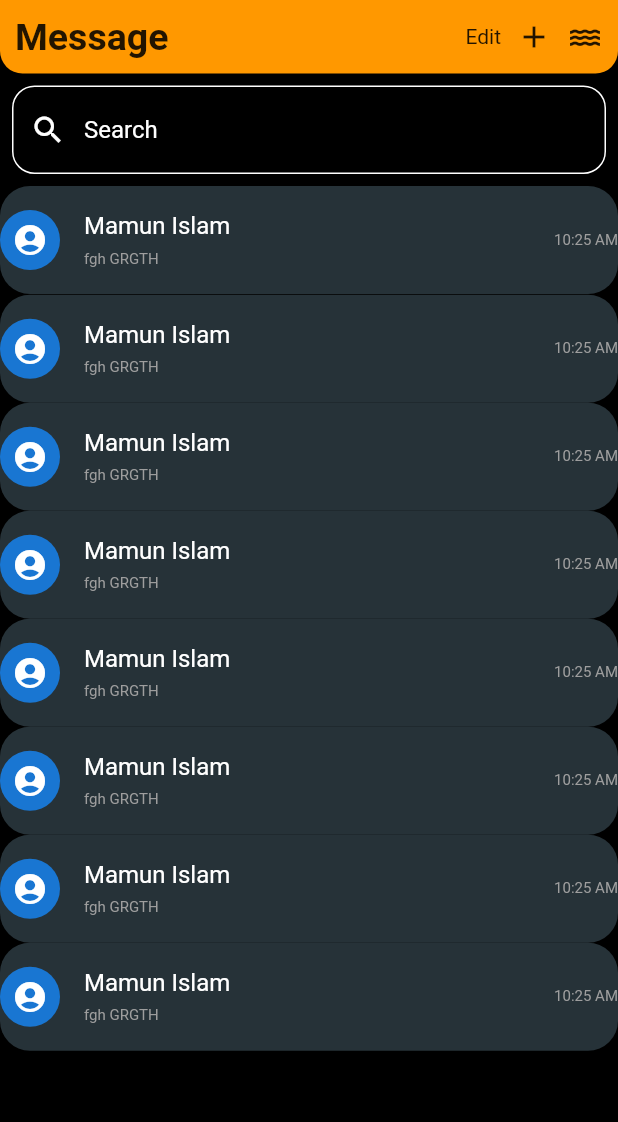
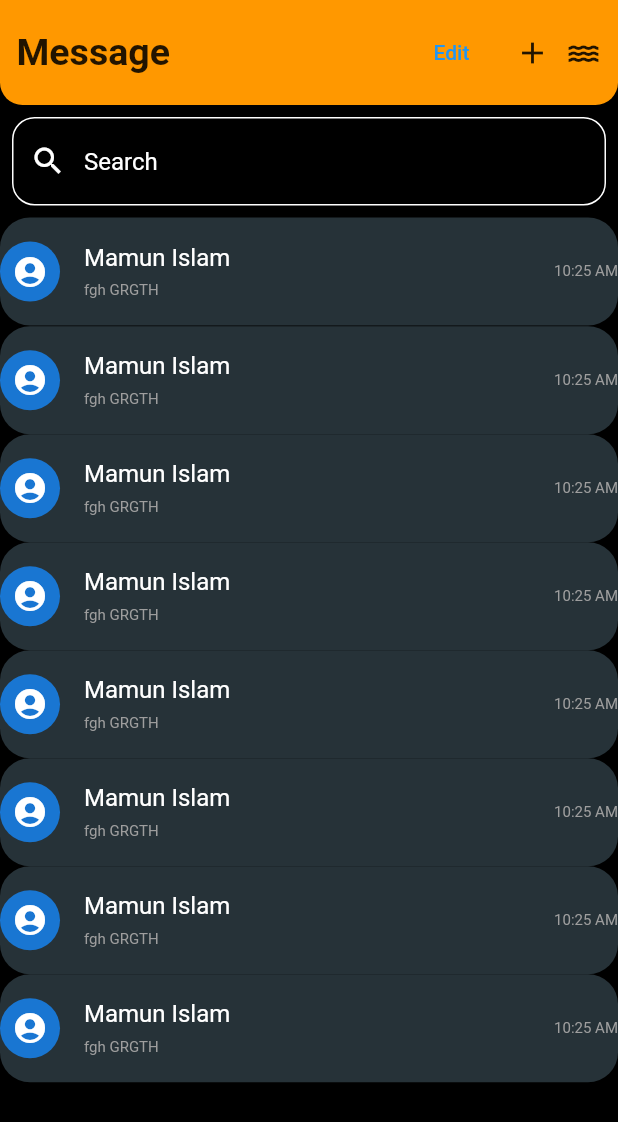
Before and after one commit to mamunislammim/Mobile_message_ui, a Flutter app: the screen it shows after launch, on a phone screen of 412 x 824 dp. Shown: the top 1122 px of the screen. Run offline on Flutter 3.47's test engine with Material 2 defaults, Android fonts, the phone set to English and light mode, and no system bars.

Commit message:
second commit

```diff
--- a/lib/main.dart
+++ b/lib/main.dart
@@ -1,7 +1,6 @@
 
 
  import 'package:flutter/material.dart';
-
 import 'mainpage.dart';
 
 void main(){
--- a/lib/mainpage.dart
+++ b/lib/mainpage.dart
@@ -26,12 +26,13 @@ class _MinPageState extends State<MinPage> {
                 borderRadius: BorderRadius.only(bottomLeft: Radius.circular(15),bottomRight: Radius.circular(15))
               ),
               child: Padding(
-                padding: const EdgeInsets.all(10.0),
+                padding: const EdgeInsets.all(11.0),
                 child: Row(
                   children: [
                     Text("Message",style: TextStyle(fontSize: 25,fontWeight: FontWeight.bold),),
                           Spacer(),
-                    Text("Edit"),
+                    TextButton(onPressed: (){},
+                        child: Text("Edit")),
                     SizedBox(width: 10,),
                     Icon(Icons.add),
                     SizedBox(width: 10,),
```
Also changed, not shown: lib/edit_page.dart (added).
